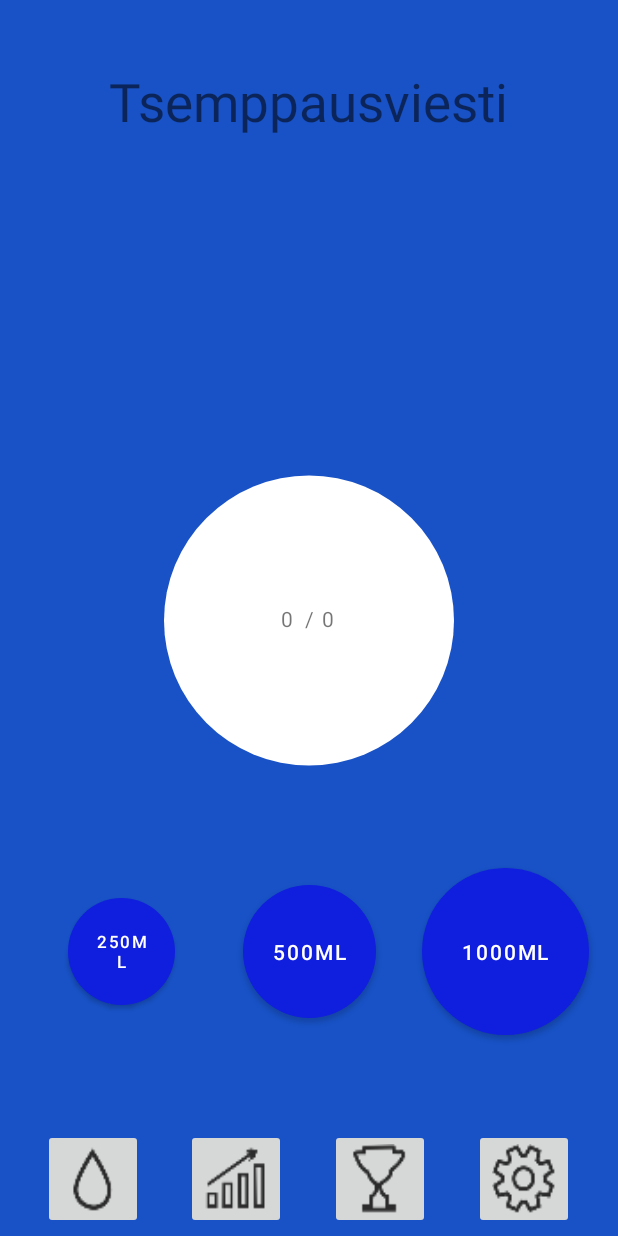
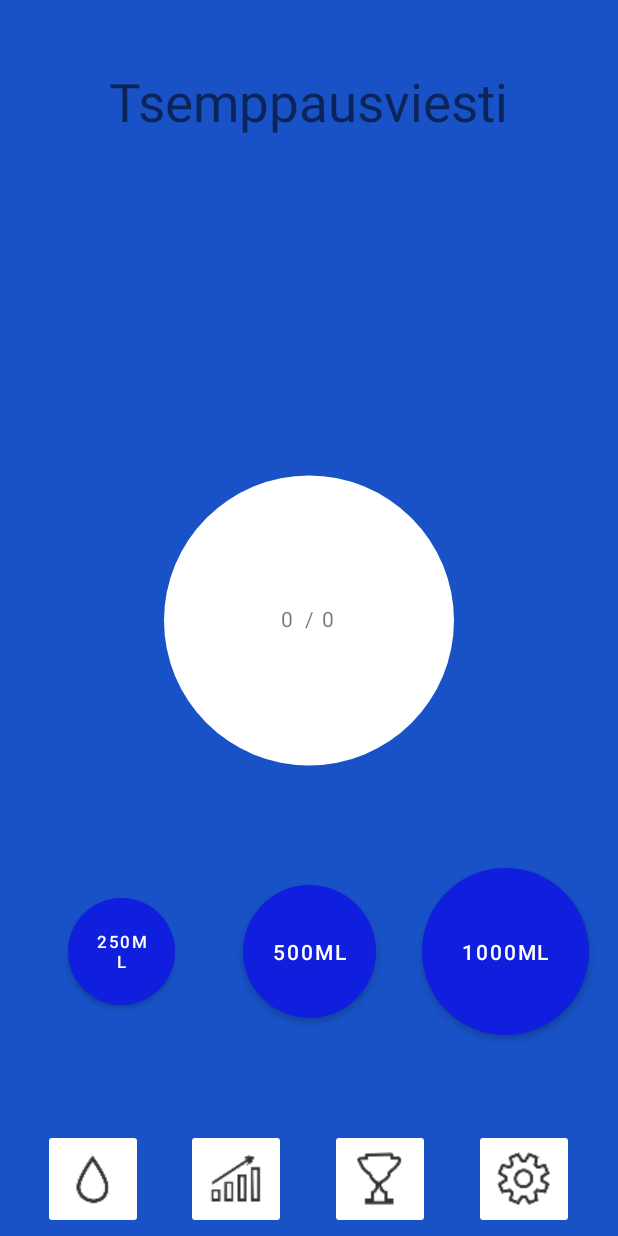
Before and after one commit to Pennane/vesihiisi, an Android app: the MainActivity screen opened directly, with no data from a screen before it, on a phone screen of 412 x 824 dp. Run offline under Robolectric (Android 15) with nearby library versions, the phone set to English and light mode, and no system bars.

Commit message:
Add background tint to navigation buttons

```diff
--- a/app/src/main/res/layout/navigation_bar.xml
+++ b/app/src/main/res/layout/navigation_bar.xml
@@ -18,7 +18,9 @@
         android:id="@+id/navigationMain"
         android:layout_width="30pt"
         android:layout_height="30pt"
+        android:backgroundTintMode="add"
         android:onClick="navigationClick"
+        android:padding="7pt"
         android:scaleType="fitXY"
         android:src="@drawable/droplet"
         android:text="Etusivu"></ImageButton>
@@ -32,8 +34,10 @@
         android:id="@+id/navigationHistory"
         android:layout_width="30pt"
         android:layout_height="30pt"
+        android:backgroundTintMode="add"
         android:onClick="navigationClick"
         android:scaleType="fitXY"
+        android:padding="7pt"
         android:src="@drawable/graph"
         android:text="Historia"></ImageButton>
 
@@ -46,8 +50,10 @@
         android:id="@+id/navigationTrophies"
         android:layout_width="30pt"
         android:layout_height="30pt"
+        android:backgroundTintMode="add"
         android:onClick="navigationClick"
         android:scaleType="fitXY"
+        android:padding="7pt"
         android:src="@drawable/trophy"
         android:text="Palkinnot"></ImageButton>
 
@@ -60,8 +66,10 @@
         android:id="@+id/navigationSettings"
         android:layout_width="30pt"
         android:layout_height="30pt"
+        android:backgroundTintMode="add"
         android:onClick="navigationClick"
         android:scaleType="fitXY"
+        android:padding="7pt"
         android:src="@drawable/settings"
         android:text="Asetukset"></ImageButton>
 
```
